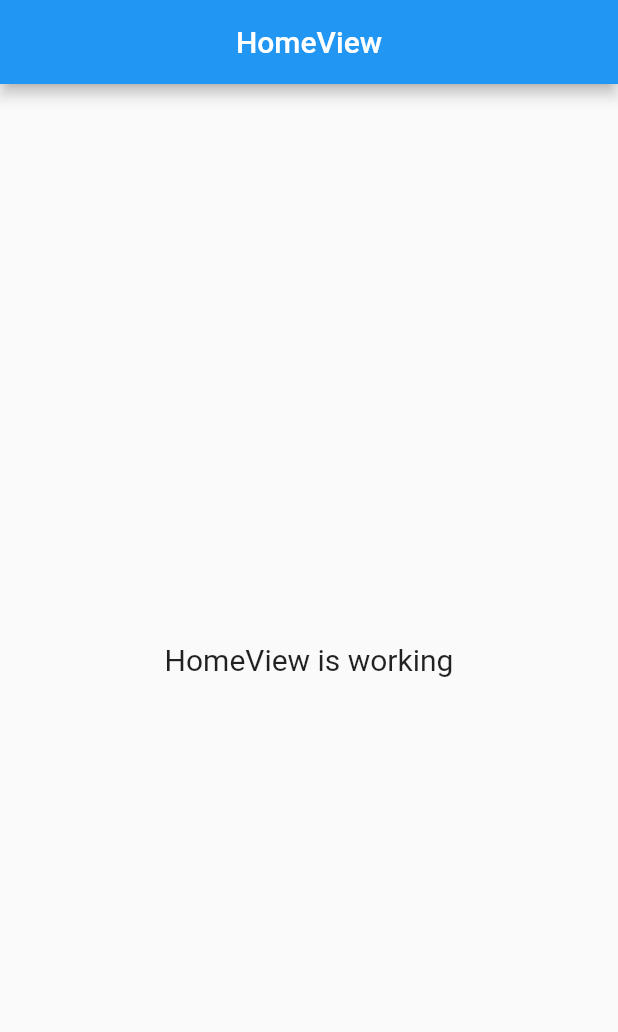
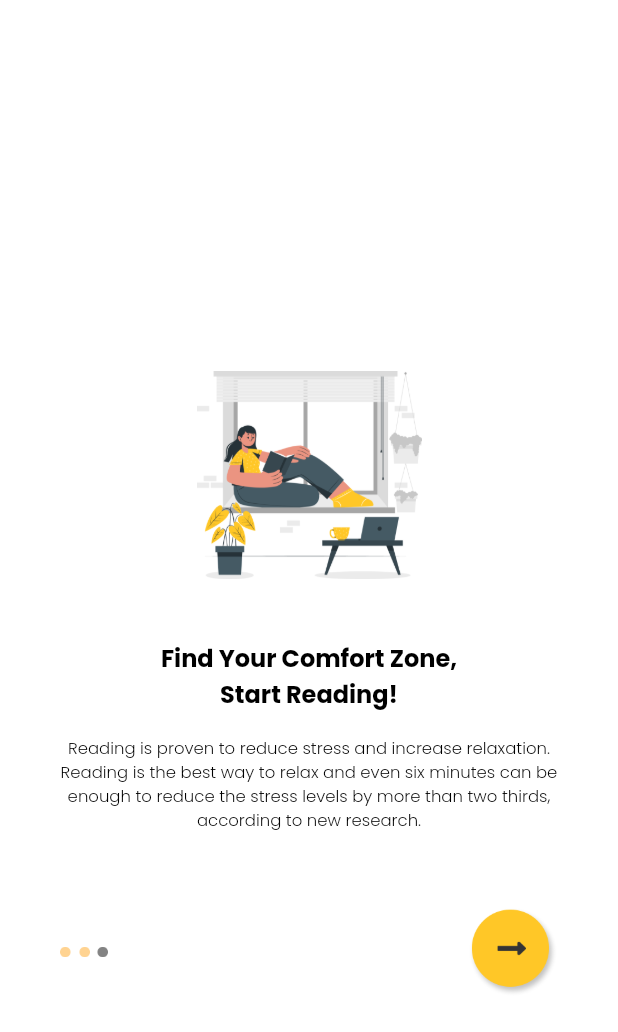
Before and after one commit to rsyd29/app_article, a Flutter app: the screen it shows after launch, on a phone screen of 412 x 824 dp. Shown: the top 1032 px of the screen. Run offline on Flutter 3.47's test engine with Material 2 defaults, Android fonts, the phone set to English and light mode, and no system bars; our stand-ins replace get, google_fonts, supercharged.

Commit message:
Create UI onboarding view

```diff
--- /dev/null
+++ b/lib/app/modules/onboarding/views/onboarding_view.dart
@@ -0,0 +1,68 @@
+import 'package:app_article/app/routes/app_pages.dart';
+import 'package:app_article/shared/theme.dart';
+import 'package:flutter/material.dart';
+
+import 'package:get/get.dart';
+
+import '../controllers/onboarding_controller.dart';
+
+class OnboardingView extends GetView<OnboardingController> {
+  @override
+  Widget build(BuildContext context) {
+    return Scaffold(
+      backgroundColor: Color(0xffFFFFFF),
+      body: Container(
+        margin: EdgeInsets.symmetric(horizontal: defaultMargin),
+        child: Center(
+          child: Column(
+            mainAxisAlignment: MainAxisAlignment.center,
+            children: [
+              Container(
+                width: 150,
+                height: 150,
+                margin: EdgeInsets.only(bottom: 35, top: Get.height * 0.1),
+                decoration: BoxDecoration(
+                  image: DecorationImage(
+                    image: AssetImage('assets/images/im_onboarding.png'),
+                  ),
+                ),
+              ),
+              Text(
+                'Find Your Comfort Zone,\nStart Reading!',
+                style: blackBoldFontStyle.copyWith(fontSize: 16),
+                textAlign: TextAlign.center,
+              ),
+              SizedBox(
+                height: 16,
+              ),
+              Text(
+                'Reading is proven to reduce stress and increase relaxation. Reading is the best way to relax and even six minutes can be enough to reduce the stress levels by more than two thirds, according to new research.',
+                style: blackLightFontStyle.copyWith(fontSize: 11),
+                textAlign: TextAlign.center,
+              ),
+              SizedBox(
+                height: 50,
+              ),
+              Row(
+                mainAxisAlignment: MainAxisAlignment.spaceBetween,
+                children: [
+                  Image.asset(
+                    'assets/images/ic_dot.png',
+                    width: 32,
+                  ),
+                  InkWell(
+                    onTap: () => Get.toNamed(Routes.HOME),
+                    child: Image.asset(
+                      'assets/images/ic_next.png',
+                      width: 60,
+                    ),
+                  ),
+                ],
+              ),
+            ],
+          ),
+        ),
+      ),
+    );
+  }
+}
--- a/lib/app/routes/app_routes.dart
+++ b/lib/app/routes/app_routes.dart
@@ -5,8 +5,10 @@ abstract class Routes {
   Routes._();
 
   static const HOME = _Paths.HOME;
+  static const ONBOARDING = _Paths.ONBOARDING;
 }
 
 abstract class _Paths {
   static const HOME = '/home';
+  static const ONBOARDING = '/onboarding';
 }
--- a/lib/main.dart
+++ b/lib/main.dart
@@ -7,6 +7,7 @@ import 'app/routes/app_pages.dart';
 void main() {
   runApp(
     GetMaterialApp(
+      debugShowCheckedModeBanner: false,
       title: "Application",
       initialRoute: AppPages.INITIAL,
       getPages: AppPages.routes,
--- /dev/null
+++ b/lib/shared/theme.dart
@@ -0,0 +1,39 @@
+import 'package:flutter/material.dart';
+import 'package:google_fonts/google_fonts.dart';
+import 'package:supercharged/supercharged.dart';
+
+Color whiteColor = "FFFFFF".toColor();
+Color blackColor = "000000".toColor();
+Color greyColor = "7B7B7B".toColor();
+
+TextStyle blackBoldFontStyle = GoogleFonts.poppins().copyWith(
+  color: blackColor,
+  fontWeight: FontWeight.bold,
+);
+
+TextStyle blackRegularFontStyle = GoogleFonts.poppins().copyWith(
+  color: blackColor,
+  fontWeight: FontWeight.w400,
+);
+
+TextStyle blackLightFontStyle = GoogleFonts.poppins().copyWith(
+  color: blackColor,
+  fontWeight: FontWeight.w300,
+);
+
+TextStyle greyBoldFontStyle = GoogleFonts.poppins().copyWith(
+  color: greyColor,
+  fontWeight: FontWeight.bold,
+);
+
+TextStyle greyRegularFontStyle = GoogleFonts.poppins().copyWith(
+  color: greyColor,
+  fontWeight: FontWeight.w400,
+);
+
+TextStyle greyLightFontStyle = GoogleFonts.poppins().copyWith(
+  color: greyColor,
+  fontWeight: FontWeight.w300,
+);
+
+const double defaultMargin = 40;
--- a/pubspec.yaml
+++ b/pubspec.yaml
@@ -8,6 +8,8 @@ environment:
 dependencies:
   cupertino_icons: ^1.0.2
   get: 4.3.8
+  supercharged: 2.1.1
+  google_fonts: 2.1.0
   flutter:
     sdk: flutter
 
@@ -17,4 +19,6 @@ dev_dependencies:
     sdk: flutter
 
 flutter:
+  assets:
+    - assets/images/
   uses-material-design: true
```
Also changed, not shown: lib/app/modules/onboarding/bindings/onboarding_binding.dart (added, +12 -0 lines), lib/app/modules/onboarding/controllers/onboarding_controller.dart (added, +20 -0 lines), lib/app/routes/app_pages.dart (+8 -1 lines), assets/images/ic_avatar.png (added), assets/images/ic_dot.png (added), assets/images/ic_education.png (added), assets/images/ic_hamburger.png (added), assets/images/ic_next.png (added), assets/images/ic_science.png (added), assets/images/ic_technology.png (added), assets/images/im_onboarding.png (added), pubspec.lock.
